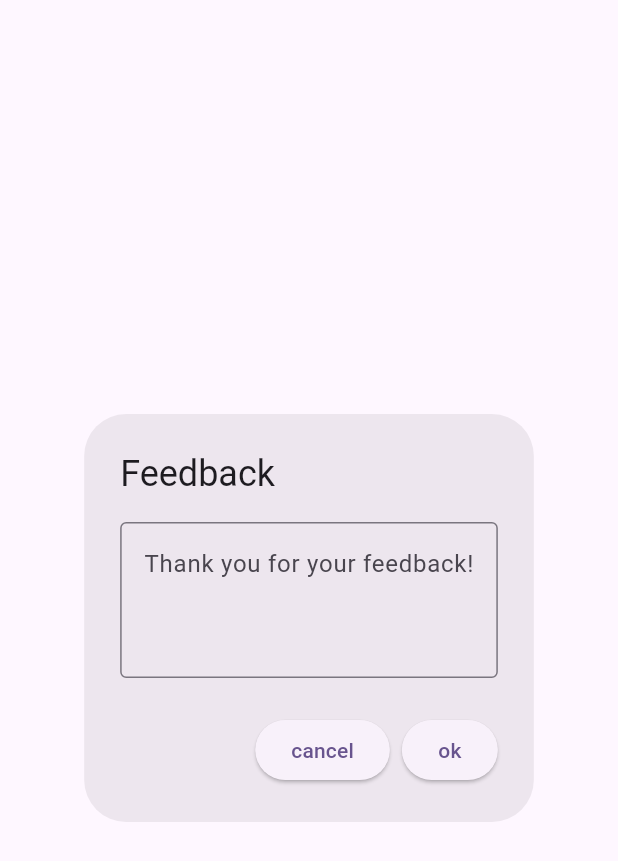
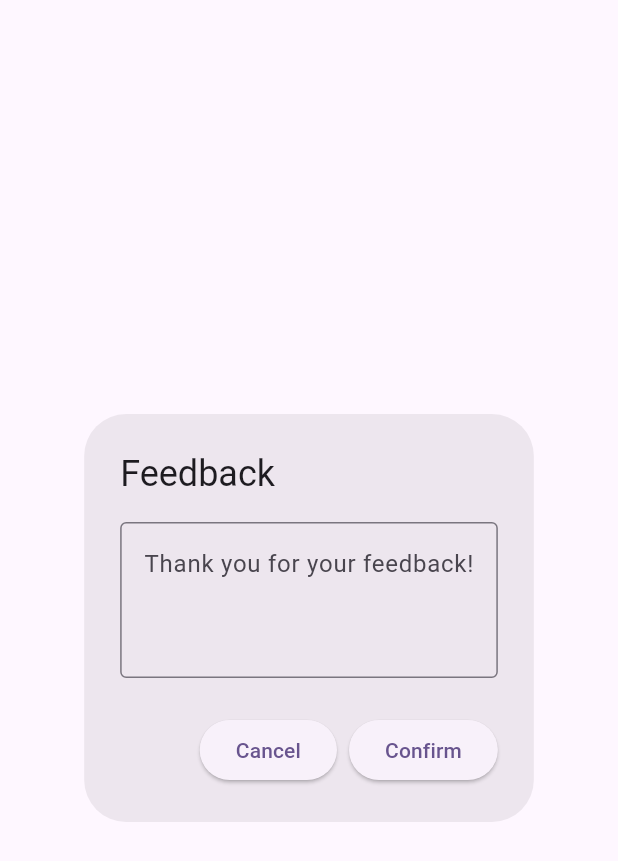
Before and after one commit to shenyan233/flutter_template, a Flutter app: the FeedbackDialog widget shown alone on an empty page, opened directly, on a phone screen of 412 x 824 dp. Shown: the top 861 px of the screen. Run offline on Flutter 3.47's test engine with Material 3 defaults, Android fonts, the phone set to English and light mode, and no system bars; our stand-ins replace fluttertoast, shared_preferences, sqflite; missing offline and left inert: dart:js, seo; accounts and stored records are empty; statements that could not run were skipped.

Commit message:
修正本地化翻译

```diff
--- a/lib/l10n/intl_en.arb
+++ b/lib/l10n/intl_en.arb
@@ -3,8 +3,8 @@
   "feedback" : "Feedback",
   "inputFeedback": "Please input your feedback",
   "thanksFeedback" : "Thank you for your feedback!",
-  "cancel": "cancel",
-  "ok": "ok",
+  "cancel": "Cancel",
+  "confirm": "Confirm",
   "success": "Success",
-  "fail": "fail"
+  "fail": "Fail"
 }
--- a/lib/l10n/intl_zh.arb
+++ b/lib/l10n/intl_zh.arb
@@ -4,7 +4,7 @@
   "inputFeedback": "请输入建议",
   "thanksFeedback" : "谢谢您的反馈！",
   "cancel": "取消",
-  "ok": "确定",
+  "confirm": "确认",
   "success": "成功",
   "fail": "失败"
 }
--- a/lib/widget/feedback_dialog.dart
+++ b/lib/widget/feedback_dialog.dart
@@ -52,7 +52,7 @@ class _FeedbackDialogState extends State<FeedbackDialog> {
                 );
               }
             },
-            child: Text(S.of(context).ok)),
+            child: Text(S.of(context).confirm)),
       ],
     );
   }
```
Also changed, not shown: lib/generated/intl/messages_en.dart, lib/generated/intl/messages_zh.dart, lib/generated/l10n.dart.
